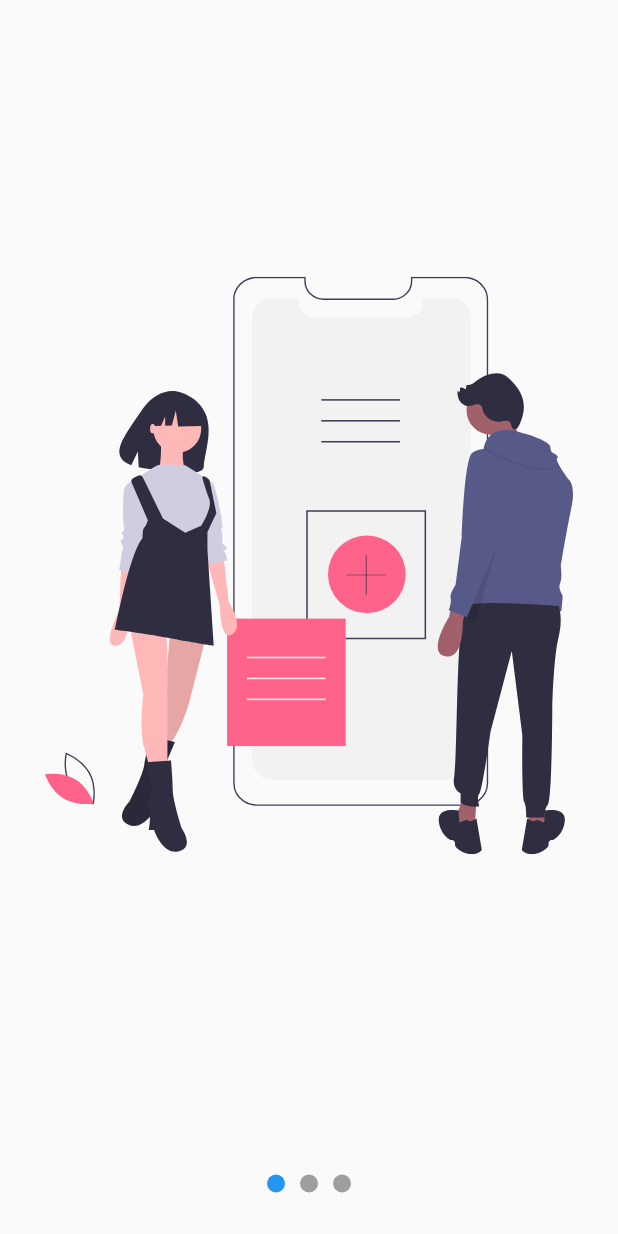
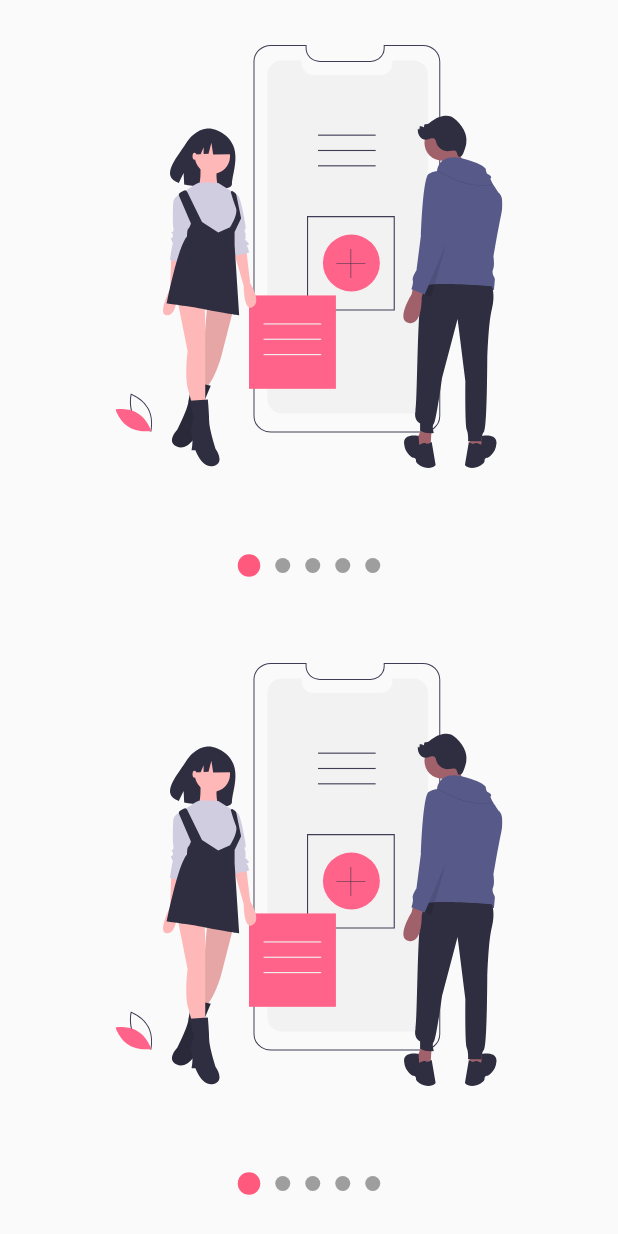
Before and after one commit to JosueHernandezR/disenios_ux_ui_flutter, a Flutter app: the screen it shows after launch, on a phone screen of 412 x 824 dp. Run offline on Flutter 3.47's test engine with Material 2 defaults, Android fonts, the phone set to English and light mode, and no system bars; our stand-ins replace flutter_svg.

Commit message:
Creacion del widget reutilizable

```diff
--- a/custom_painter/lib/main.dart
+++ b/custom_painter/lib/main.dart
@@ -1,7 +1,8 @@
 import 'package:flutter/material.dart';
 
-import 'package:custom_painter/src/pages/slideshow.dart';
+import 'package:custom_painter/src/pages/slideshow_page.dart';
 
+//import 'package:custom_painter/src/labs/slideshow_page.dart';
 //import 'package:custom_painter/src/pages/graficas_circulares_page.dart';
 //import 'package:custom_painter/src/labs/circular_progress_page.dart';
 //import 'package:custom_painter/src/retos/cuadradoanimado_page.dart';
@@ -16,7 +17,7 @@ class MyApp extends StatelessWidget {
     return MaterialApp(
       debugShowCheckedModeBanner: false,
       title: 'Diseños App',
-      home: SlideShowPage(),
+      home: SlideshowPage(),
     );
   }
 }
--- /dev/null
+++ b/custom_painter/lib/src/pages/slideshow_page.dart
@@ -0,0 +1,40 @@
+import 'package:flutter/material.dart';
+import 'package:flutter_svg/svg.dart';
+
+import 'package:custom_painter/src/widgets/slideshow.dart';
+
+class SlideshowPage extends StatelessWidget {
+  @override
+  Widget build(BuildContext context) {
+    return Scaffold(
+      body: Column(children: [
+        Expanded(child: MiSlideShow()),
+        Expanded(child: MiSlideShow())
+      ]),
+    );
+  }
+}
+
+class MiSlideShow extends StatelessWidget {
+  const MiSlideShow({
+    Key key,
+  }) : super(key: key);
+
+  @override
+  Widget build(BuildContext context) {
+    return Slideshow(
+      puntosArriba: false,
+      colorPrimario: Color(0xffFF5A7E),
+      //colorSecundario: Colors.grey,
+      bulletPrimario: 15.0,
+      bulletSecundario: 10.0,
+      slides: [
+        SvgPicture.asset('assets/svgs/slide-1.svg'),
+        SvgPicture.asset('assets/svgs/slide-2.svg'),
+        SvgPicture.asset('assets/svgs/slide-3.svg'),
+        SvgPicture.asset('assets/svgs/slide-4.svg'),
+        SvgPicture.asset('assets/svgs/slide-5.svg'),
+      ],
+    );
+  }
+}
--- /dev/null
+++ b/custom_painter/lib/src/widgets/slideshow.dart
@@ -0,0 +1,219 @@
+import 'package:flutter/material.dart';
+
+import 'package:provider/provider.dart';
+
+class Slideshow extends StatelessWidget {
+  final List<Widget> slides;
+  final bool puntosArriba;
+  final Color colorPrimario;
+  final Color colorSecundario;
+  final double bulletPrimario;
+  final double bulletSecundario;
+
+  Slideshow({
+    @required this.slides,
+    this.puntosArriba = false,
+    this.colorPrimario = Colors.blue,
+    this.colorSecundario = Colors.grey,
+    this.bulletPrimario = 12.0,
+    this.bulletSecundario = 12.0,
+  });
+
+  @override
+  Widget build(BuildContext context) {
+    return ChangeNotifierProvider(
+      create: (_) => new _SliderModel(),
+      child: SafeArea(
+        child: Center(
+          child: Builder(
+            builder: (BuildContext context) {
+              Provider.of<_SliderModel>(context).colorPrimario =
+                  this.colorPrimario;
+              Provider.of<_SliderModel>(context).colorSecundario =
+                  this.colorSecundario;
+              Provider.of<_SliderModel>(context).bulletPrimario =
+                  this.bulletPrimario;
+              Provider.of<_SliderModel>(context).bulletSecundario =
+                  this.bulletSecundario;
+
+              return _CrearEstructuraSlideShow(
+                puntosArriba: puntosArriba,
+                slides: slides,
+              );
+            },
+          ),
+        ),
+      ),
+    );
+  }
+}
+
+class _CrearEstructuraSlideShow extends StatelessWidget {
+  const _CrearEstructuraSlideShow({
+    Key key,
+    @required this.puntosArriba,
+    @required this.slides,
+  }) : super(key: key);
+
+  final bool puntosArriba;
+  final List<Widget> slides;
+
+  @override
+  Widget build(BuildContext context) {
+    return Column(
+      children: <Widget>[
+        if (this.puntosArriba) _Dots(this.slides.length),
+        Expanded(
+          child: _Slides(this.slides),
+        ),
+        if (!this.puntosArriba) _Dots(this.slides.length),
+      ],
+    );
+  }
+}
+
+class _Dots extends StatelessWidget {
+  final int totalSlides;
+
+  _Dots(this.totalSlides);
+
+  @override
+  Widget build(BuildContext context) {
+    return Container(
+      width: double.infinity,
+      height: 70,
+      child: Row(
+        mainAxisAlignment: MainAxisAlignment.center,
+        children: List.generate(this.totalSlides, (i) => _Dot(i)),
+      ),
+    );
+  }
+}
+
+class _Dot extends StatelessWidget {
+  final int index;
+
+  _Dot(this.index);
+  @override
+  Widget build(BuildContext context) {
+    //Cada vez que se cambie el slide se dispara el cambio de este valor
+    final ssModel = Provider.of<_SliderModel>(context);
+
+    double tamanio;
+    Color color;
+
+    if (ssModel.currentPage >= index - 0.5 &&
+        ssModel.currentPage < index + 0.5) {
+      tamanio = ssModel.bulletPrimario;
+      color = ssModel.colorPrimario;
+    } else {
+      tamanio = ssModel.bulletSecundario;
+      color = ssModel.colorSecundario;
+    }
+
+    return AnimatedContainer(
+      duration: Duration(milliseconds: 200),
+      width: tamanio,
+      height: tamanio,
+      margin: EdgeInsets.symmetric(horizontal: 5),
+      decoration: BoxDecoration(
+        color: color,
+        shape: BoxShape.circle,
+      ),
+    );
+  }
+}
+
+//Contiene las paginas de las slides
+class _Slides extends StatefulWidget {
+  final List<Widget> slides;
+
+  _Slides(this.slides);
+
+  @override
+  __SlidesState createState() => __SlidesState();
+}
+
+class __SlidesState extends State<_Slides> {
+  final pageViewController = new PageController();
+
+  @override
+  void initState() {
+    super.initState();
+    pageViewController.addListener(() {
+      Provider.of<_SliderModel>(context, listen: false).currentPage =
+          pageViewController.page;
+    });
+  }
+
+  @override
+  void dispose() {
+    pageViewController.dispose();
+    super.dispose();
+  }
+
+  @override
+  Widget build(BuildContext context) {
+    return Container(
+      child: PageView(
+        controller: pageViewController,
+        children: widget.slides.map((slide) => _Slide(slide)).toList(),
+      ),
+    );
+  }
+}
+
+// Diseño de slide
+class _Slide extends StatelessWidget {
+  final Widget slide;
+  _Slide(this.slide);
+
+  @override
+  Widget build(BuildContext context) {
+    return Container(
+      width: double.infinity,
+      height: double.infinity,
+      padding: EdgeInsets.all(30.0),
+      child: slide,
+    );
+  }
+}
+
+class _SliderModel with ChangeNotifier {
+  double _currentPage = 0.0;
+  Color _colorPrimario = Colors.blue;
+  Color _colorSecundario = Colors.grey;
+  double _bulletPrimario = 12;
+  double _bulletSecundario = 12;
+
+  double get currentPage => this._currentPage;
+  set currentPage(double pagina) {
+    this._currentPage = pagina;
+    //Notifica a los widgets que lo usen el cambiod el valor.
+    notifyListeners();
+  }
+
+  Color get colorPrimario => this._colorPrimario;
+  set colorPrimario(Color color) {
+    this._colorPrimario = color;
+    //notifyListeners();
+  }
+
+  Color get colorSecundario => this._colorSecundario;
+  set colorSecundario(Color color) {
+    this._colorSecundario = color;
+    //notifyListeners();
+  }
+
+  double get bulletPrimario => this._bulletPrimario;
+  set bulletPrimario(double tamanio) {
+    this._bulletPrimario = tamanio;
+    //notifyListeners();
+  }
+
+  double get bulletSecundario => this._bulletSecundario;
+  set bulletSecundario(double tamanio) {
+    this._bulletSecundario = tamanio;
+    //notifyListeners();
+  }
+}
```
Also changed, not shown: custom_painter/lib/src/labs/slideshow_page.dart (renamed from custom_painter/lib/src/pages/slideshow.dart), custom_painter/lib/src/widgets/animacionespage.dart (deleted).
